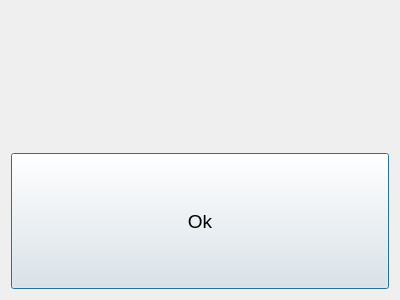
Above: errordialog.ui from chriskonstad/thumbarea before the change. Below: the same form after it.
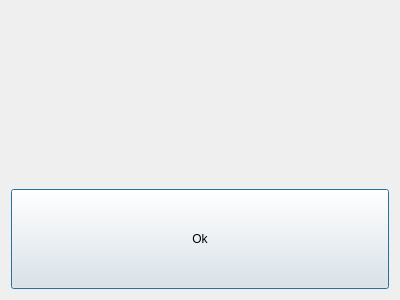
That is the form after the change.

Commit message: Possible fix for phone screen sized rendering

What changed in the file:
```diff
--- a/errordialog.ui
+++ b/errordialog.ui
@@ -20,25 +20,41 @@
    <item>
     <widget class="QLabel" name="label">
      <property name="sizePolicy">
-      <sizepolicy hsizetype="Preferred" vsizetype="Minimum">
+      <sizepolicy hsizetype="Preferred" vsizetype="MinimumExpanding">
        <horstretch>0</horstretch>
        <verstretch>0</verstretch>
       </sizepolicy>
      </property>
      <property name="font">
       <font>
-       <pointsize>14</pointsize>
+       <pointsize>9</pointsize>
       </font>
      </property>
      <property name="text">
       <string>&lt;font color='white&gt;Save failed. 
 Unable to save the data to the storage folder.&lt;/font&gt;</string>
      </property>
+     <property name="alignment">
+      <set>Qt::AlignCenter</set>
+     </property>
      <property name="wordWrap">
       <bool>true</bool>
      </property>
     </widget>
    </item>
+   <item>
+    <spacer name="verticalSpacer">
+     <property name="orientation">
+      <enum>Qt::Vertical</enum>
+     </property>
+     <property name="sizeHint" stdset="0">
+      <size>
+       <width>20</width>
+       <height>40</height>
+      </size>
+     </property>
+    </spacer>
+   </item>
    <item>
     <widget class="QPushButton" name="pushButton">
      <property name="sizePolicy">
@@ -55,7 +71,7 @@
      </property>
      <property name="font">
       <font>
-       <pointsize>14</pointsize>
+       <pointsize>9</pointsize>
       </font>
      </property>
      <property name="text">
```
The commit also changes 6 other files.
